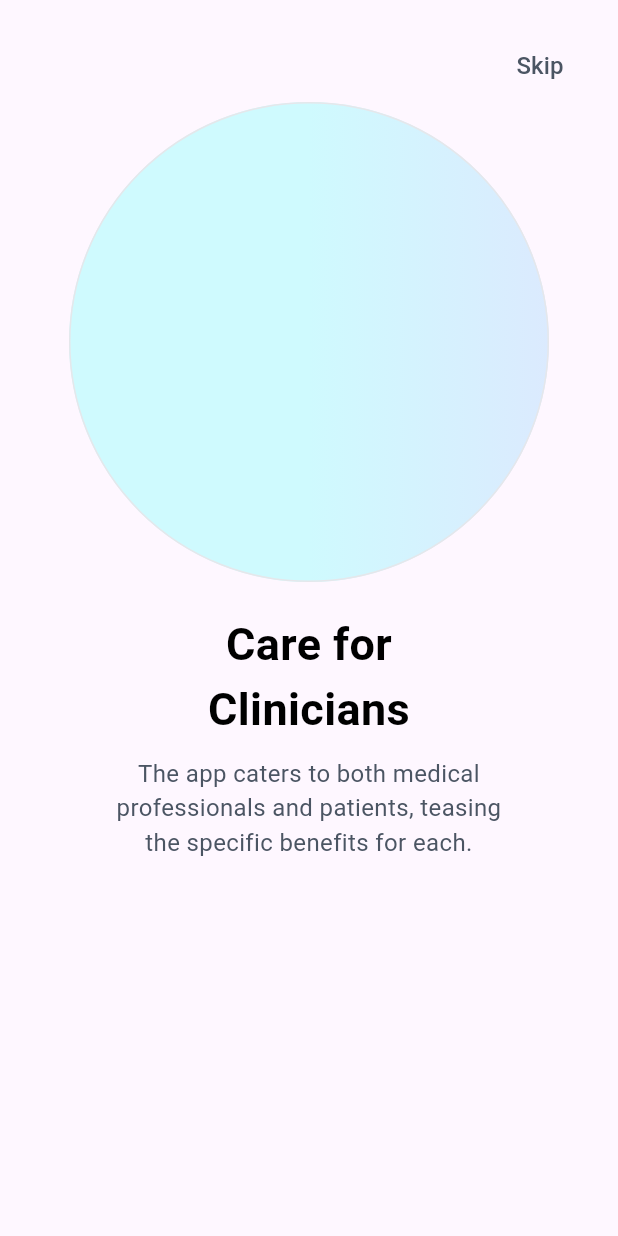
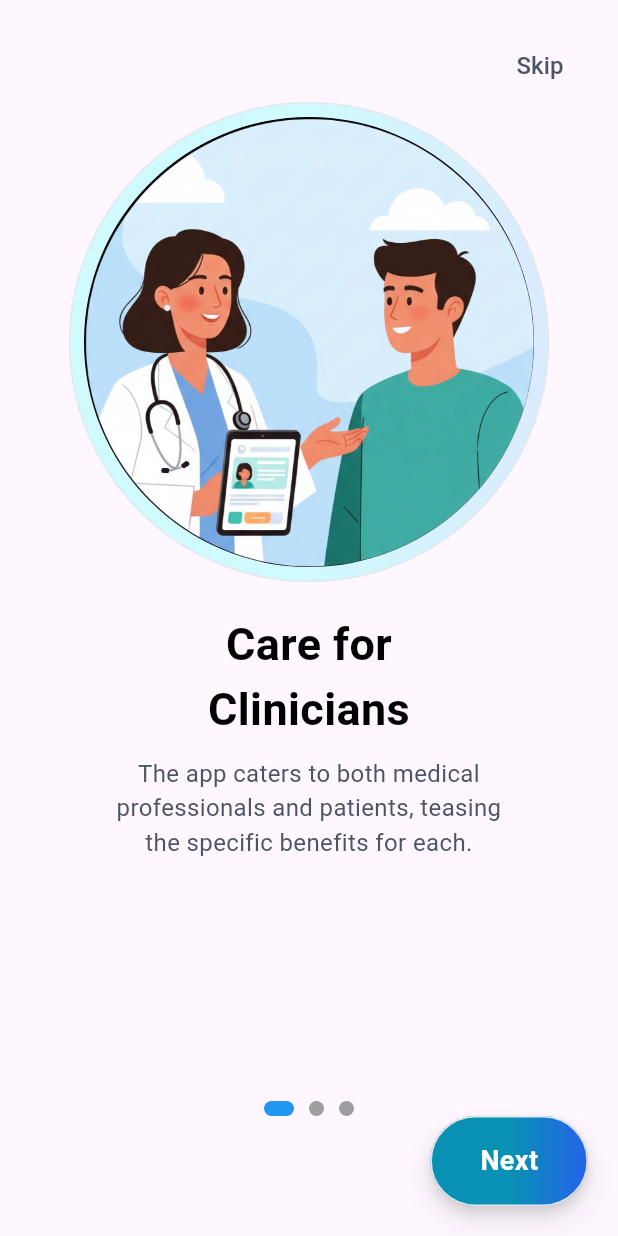
Before and after one commit to Polymath000/InsightMed, a Flutter app: the screen it shows after launch, on a phone screen of 412 x 824 dp. Run offline on Flutter 3.47's test engine with Material 3 defaults, Android fonts, the phone set to English and light mode, and no system bars.

Commit message:
finish Onboarding view

```diff
--- a/lib/features/onboarding/presentation/views/onboarding_view.dart
+++ b/lib/features/onboarding/presentation/views/onboarding_view.dart
@@ -1,6 +1,5 @@
 import 'package:flutter/material.dart';
-import 'package:insight_med/core/utls/app_color.dart';
-import 'package:insight_med/features/onboarding/presentation/views/widgets/onboarding_avatar_image.dart';
+import 'package:insight_med/features/onboarding/presentation/views/widgets/on_boarding_view_body.dart';
 
 class OnboardingView extends StatelessWidget {
   const OnboardingView({super.key});
@@ -9,61 +8,9 @@ class OnboardingView extends StatelessWidget {
   Widget build(BuildContext context) {
     return Scaffold(
       body: SafeArea(
-        child: SingleChildScrollView(
-          child: Padding(
-            padding: const EdgeInsets.all(20.0),
-            child: Stack(
-              children: [
-                Align(
-                  alignment: Alignment.center,
-                  child: Column(
-                    children: [
-                      Align(
-                        alignment: Alignment.topRight,
-                        child: TextButton(
-                          onPressed: (){
-
-                          },
-                           child: Text(
-                            'Skip',
-                            style: TextStyle(
-                              fontSize: 16,
-                              color: Color(AppColors.lightGray),
-                            ),
-                           )),
-                      ),
-                      OnboardingAvatarImage(),
-                      const SizedBox(height: 20),
-                      Padding(
-                        padding: const EdgeInsets.symmetric(horizontal: 60.0),
-                        child: Text('Care for Clinicians',
-                          textAlign: TextAlign.center,
-                          style: TextStyle(
-                            fontSize: 30,
-                            color: Color(AppColors.black),
-                            fontWeight: FontWeight.bold,
-                          ),),
-                      ),
-                      const SizedBox(height: 10),
-                      Padding(
-                        padding: const EdgeInsets.symmetric(horizontal:  45.0),
-                        child: Text(
-                          'The app caters to both medical professionals and patients, teasing the specific benefits for each.',
-                          textAlign: TextAlign.center,
-                          style: TextStyle(
-
-                            fontSize: 16,
-                            color: Color(AppColors.lightGray),
-                          ),
-                        ),
-                      )
-
-                    ],
-                  ),
-                ),
-              ],
-            ),
-          ),
+        child: Padding(
+          padding: const EdgeInsets.all(20.0),
+          child: OnBoardingViewBody(),
         ),
       ),
     );
--- /dev/null
+++ b/lib/features/onboarding/presentation/views/widgets/next_button.dart
@@ -0,0 +1,80 @@
+import 'package:flutter/material.dart';
+
+class NextButton extends StatefulWidget {
+  const NextButton({
+    super.key,
+    required this.pageController,
+  });
+  final PageController pageController;
+
+  @override
+  State<NextButton> createState() => _NextButtonState();
+}
+
+class _NextButtonState extends State<NextButton> {
+  @override
+  Widget build(BuildContext context) {
+    return GestureDetector(
+      onTap: () {
+        if (widget.pageController.hasClients &&
+            widget.pageController.page != null &&
+            widget.pageController.page! < 2) {
+          widget.pageController.nextPage(
+            duration: Duration(milliseconds: 300),
+            curve: Curves.easeInOut,
+          );
+        }else if (widget.pageController.hasClients &&
+            widget.pageController.page == 2) {
+            // TODO: Navigate to the Login page
+        }
+      },
+      child: Align(
+        alignment: Alignment.bottomRight,
+        child: Container(
+          width: 105.05,
+          height: 60,
+          decoration: ShapeDecoration(
+            gradient: LinearGradient(
+              begin: Alignment(0.00, 0.50),
+              end: Alignment(1.00, 0.50),
+              colors: [const Color(0xFF0891B2), const Color(0xFF2563EB)],
+            ),
+            shape: RoundedRectangleBorder(
+              side: BorderSide(color: const Color(0xFFE5E7EB)),
+              borderRadius: BorderRadius.circular(9999),
+            ),
+            shadows: [
+              BoxShadow(
+                color: Color(0x19000000),
+                blurRadius: 15,
+                offset: Offset(0, 10),
+                spreadRadius: 0,
+              ),
+              BoxShadow(
+                color: Color(0x19000000),
+                blurRadius: 6,
+                offset: Offset(0, 4),
+                spreadRadius: 0,
+              ),
+            ],
+          ),
+          child: SizedBox(
+            width: 42,
+            height: 28,
+            child: Align(
+              alignment: Alignment.center,
+              child: Text(
+                widget.pageController.page == 2? 'Let\'s Go' : 'Next',
+                style: TextStyle(
+                  color: Colors.white,
+                  fontSize: 18,
+                  fontWeight: FontWeight.w600,
+                ),
+              ),
+            ),
+          ),
+        ),
+      ),
+    );
+  }
+}
--- /dev/null
+++ b/lib/features/onboarding/presentation/views/widgets/on_boarding_page_view.dart
@@ -0,0 +1,35 @@
+import 'package:flutter/material.dart';
+import 'package:insight_med/core/utls/app_images.dart';
+import 'package:insight_med/features/onboarding/presentation/views/widgets/page_view_item.dart';
+
+class OnBoardingPageView extends StatelessWidget {
+  const OnBoardingPageView({super.key,
+  required this.pageController});
+  final PageController pageController;
+  @override
+  Widget build(BuildContext context) {
+    return PageView(
+      controller: pageController,
+      children: [
+        PageViewItem(
+          title: 'Care for Clinicians',
+          description:
+              'The app caters to both medical professionals and patients, teasing the specific benefits for each.',
+              image: Assets.assetsImagesOnboarding1,
+        ),
+        PageViewItem(
+          title: 'Bridging Care with AI',
+          description:
+              'Introduces the app as a modern solution for healthcare management. It highlights the blend of human care and AI efficiency.',
+          image: Assets.assetsImagesOnboarding2,
+        ),
+        PageViewItem(
+          title: 'AI-Powered Insights',
+          description:
+              ' Focuses on the cutting-edge AI functionality, specifically for medical imaging and its benefits for both doctors (summaries, notes) and patients (interpreted results).',
+          image: Assets.assetsImagesOnboarding3,
+        ),
+      ],
+    );
+  }
+}
--- /dev/null
+++ b/lib/features/onboarding/presentation/views/widgets/on_boarding_view_body.dart
@@ -0,0 +1,63 @@
+import 'package:flutter/material.dart';
+import 'package:insight_med/features/onboarding/presentation/views/widgets/next_button.dart';
+import 'package:insight_med/features/onboarding/presentation/views/widgets/on_boarding_page_view.dart';
+
+class OnBoardingViewBody extends StatefulWidget {
+  const OnBoardingViewBody({super.key});
+
+  @override
+  State<OnBoardingViewBody> createState() => _OnBoardingViewBodyState();
+}
+
+class _OnBoardingViewBodyState extends State<OnBoardingViewBody> {
+    late PageController pageController;
+  var currentPage = 0;
+  @override
+  void initState() {
+    pageController = PageController();
+    pageController.addListener(() {
+      setState(() {
+        currentPage = pageController.page!.round();
+      });
+    });
+
+    super.initState();
+  }
+
+  @override
+  void dispose() {
+    pageController.dispose();
+    super.dispose();
+  }
+
+  @override
+  Widget build(BuildContext context) {
+    return Column(
+      children: [
+        Expanded(
+          child: OnBoardingPageView(
+            pageController: pageController,
+          )
+          ),
+        const SizedBox(height: 20),
+        Row(
+          mainAxisAlignment: MainAxisAlignment.center,
+          children: List.generate(3, (index) {
+            return Container(
+              margin: const EdgeInsets.symmetric(horizontal: 5),
+              width: currentPage == index ? 20 : 10,
+              height: 10,
+              decoration: BoxDecoration(
+                color: currentPage == index ? Colors.blue : Colors.grey,
+                borderRadius: BorderRadius.circular(5),
+              ),
+            );
+          }),
+        ),
+        NextButton(
+          pageController: pageController,
+        ),
+      ],
+    );
+  }
+}
--- /dev/null
+++ b/lib/features/onboarding/presentation/views/widgets/page_view_item.dart
@@ -0,0 +1,76 @@
+import 'package:flutter/material.dart';
+import 'package:insight_med/core/utls/app_color.dart';
+import 'package:insight_med/features/onboarding/presentation/views/widgets/onboarding_avatar_image.dart';
+
+class PageViewItem extends StatelessWidget {
+  const PageViewItem({
+    super.key,
+    required this.title,
+    required this.description,
+    required this.image ,
+  });
+  final String title;
+  final String description;
+  final String image;
+  @override
+  Widget build(BuildContext context) {
+    return Align(
+      alignment: Alignment.center,
+      child: Column(
+        children: [
+          Align(
+            alignment: Alignment.topRight,
+            child: TextButton(
+              onPressed: () {
+                            // TODO: Navigate to the Login page
+
+              },
+              child: Text(
+                'Skip',
+                style: TextStyle(
+                  fontSize: 16,
+                  color: Color(AppColors.lightGray),
+                ),
+              ),
+            ),
+          ),
+          Stack(
+            children: [
+              OnboardingAvatarImage(),
+              Positioned(
+                top: 10,
+                right: 10,
+                child: CircleAvatar(
+                  radius: 150,
+                  backgroundImage: AssetImage(image),
+                )
+              ),
+            ],
+          ),
+          const SizedBox(height: 20),
+          Padding(
+            padding: const EdgeInsets.symmetric(horizontal: 60.0),
+            child: Text(
+              title,
+              textAlign: TextAlign.center,
+              style: TextStyle(
+                fontSize: 30,
+                color: Color(AppColors.black),
+                fontWeight: FontWeight.bold,
+              ),
+            ),
+          ),
+          const SizedBox(height: 10),
+          Padding(
+            padding: const EdgeInsets.symmetric(horizontal: 45.0),
+            child: Text(
+              description,
+              textAlign: TextAlign.center,
+              style: TextStyle(fontSize: 16, color: Color(AppColors.lightGray)),
+            ),
+          ),
+        ],
+      ),
+    );
+  }
+}
--- a/pubspec.yaml
+++ b/pubspec.yaml
@@ -63,9 +63,8 @@ flutter:
   uses-material-design: true
 
   # To add assets to your application, add an assets section, like this:
-  # assets:
-  #   - images/a_dot_burr.jpeg
-  #   - images/a_dot_ham.jpeg
+  assets:
+    - assets/images/
 
   # An image asset can refer to one or more resolution-specific "variants", see
   # https://flutter.dev/to/resolution-aware-images
```
Also changed, not shown: 1 other file.
